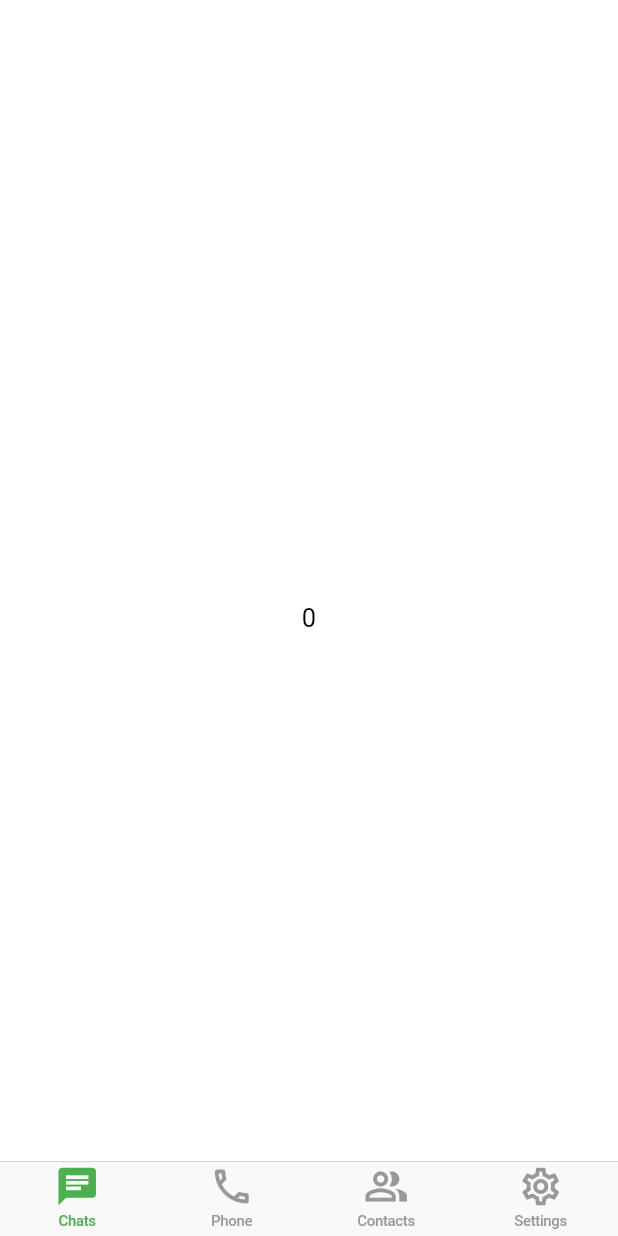
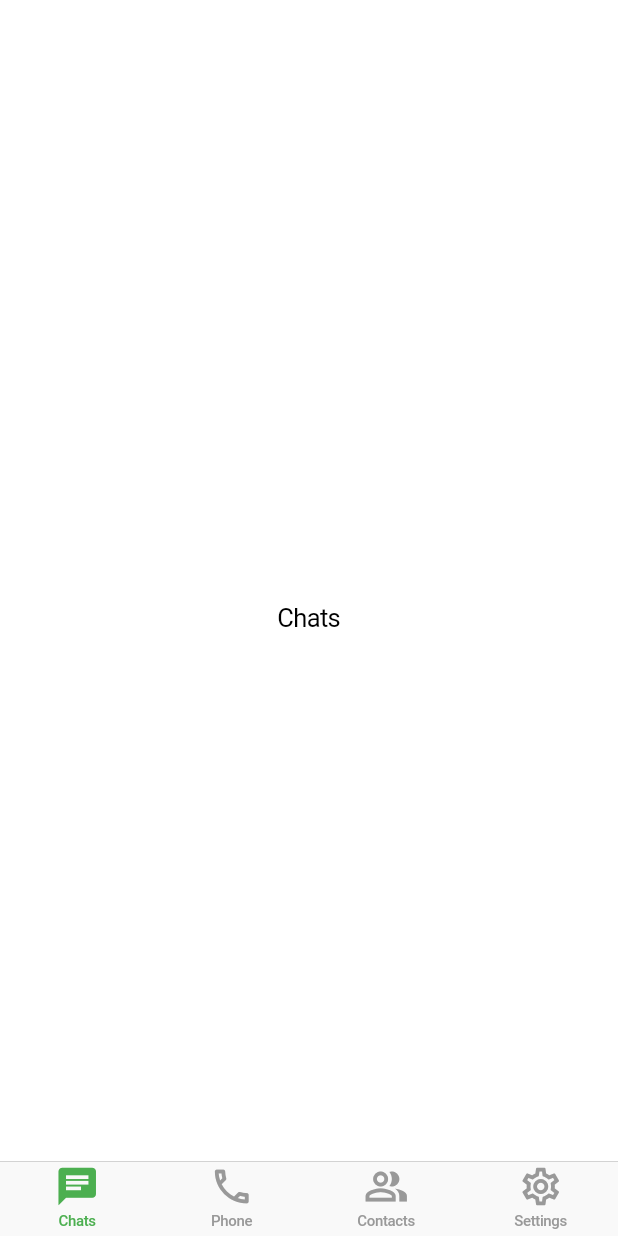
Before and after one commit to DARK-PROGRAMMER-I/Flutter_ios_chatApp, a Flutter app: the screen it shows after launch, on a phone screen of 412 x 824 dp. Run offline on Flutter 3.47's test engine with Material 2 defaults, Android fonts, the phone set to English and light mode, and no system bars.

Commit message:
Flutter_ios_chatApp

```diff
--- a/lib/main.dart
+++ b/lib/main.dart
@@ -1,3 +1,7 @@
+import 'package:chap_app/screens/calls.dart';
+import 'package:chap_app/screens/chats.dart';
+import 'package:chap_app/screens/contacts.dart';
+import 'package:chap_app/screens/settings.dart';
 import 'package:flutter/cupertino.dart';
 import "package:flutter/material.dart";
 
@@ -20,6 +24,7 @@ class MyApp extends StatelessWidget{
 
 class HomePage extends StatelessWidget {
   HomePage({Key? key}) : super(key: key);
+  var screens= [Chats(), Calls(), Contacts(), Settings()];
 
   @override
   Widget build(BuildContext context) {
@@ -41,12 +46,7 @@ class HomePage extends StatelessWidget {
             ],
           ),
           tabBuilder: (BuildContext context, int index){
-            return Container(
-              child: Center(
-                child: Text("$index"),
-
-              ),
-            );
+            return screens[index];
           },
         )
 
--- /dev/null
+++ b/lib/screens/chats.dart
@@ -0,0 +1,15 @@
+import "package:flutter/material.dart";
+import "package:flutter/cupertino.dart";
+
+class Chats extends StatelessWidget {
+  const Chats ({Key? key}) : super(key: key);
+
+  @override
+  Widget build(BuildContext context) {
+    return Container(
+      child: Center(
+        child: Text("Chats"),
+      ),
+    );
+  }
+}
```
Also changed, not shown: lib/screens/calls.dart (added, +15 -0 lines), lib/screens/contacts.dart (added, +15 -0 lines), lib/screens/settings.dart (added, +15 -0 lines).
